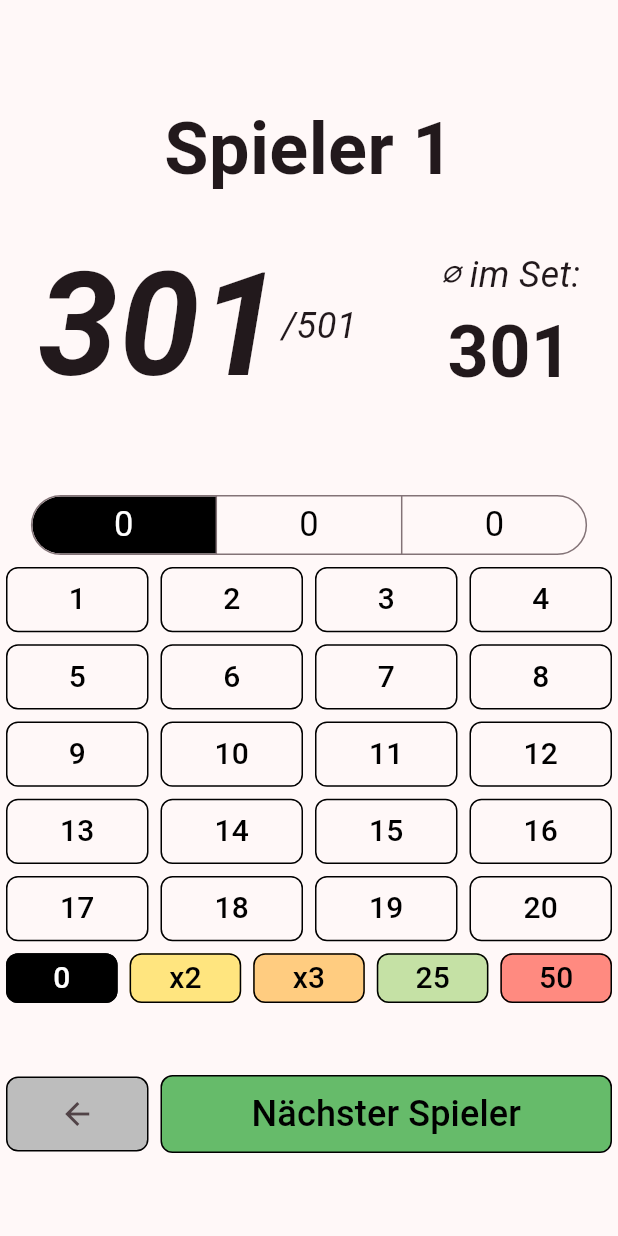
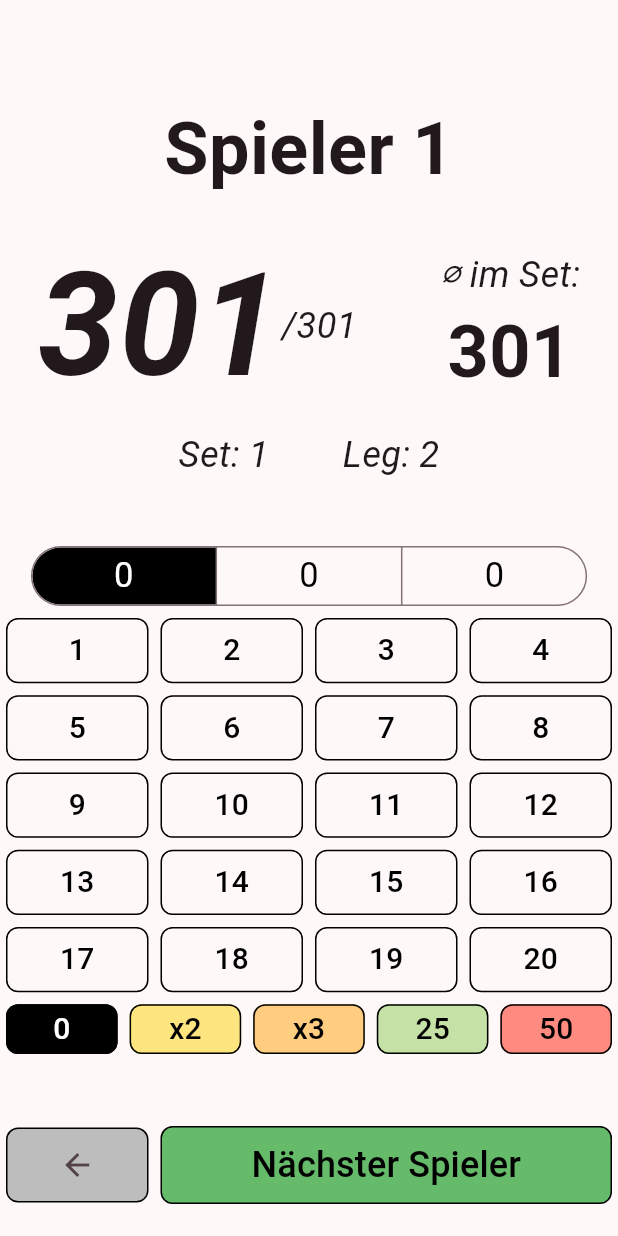
Before and after one commit to PassiSchoppi/DartPilot, a Flutter app: the GameScreen screen opened directly, after a tap on "Nächster Spieler", on a phone screen of 412 x 824 dp. Run offline on Flutter 3.47's test engine with Material 3 defaults, Android fonts, the phone set to English and light mode, and no system bars.

Commit message:
Fix overflow, show legs and sets

```diff
--- a/lib/game.dart
+++ b/lib/game.dart
@@ -5,7 +5,7 @@ import 'package:provider/provider.dart';
 import 'game_data.dart';
 import 'game_point_selector.dart';
 
-Widget generateNavigationRow() {
+Widget generateNavigationRow(BuildContext context) {
   GameData gameData = GameData();
 
   return Row(
@@ -35,7 +35,9 @@ Widget generateNavigationRow() {
             color: Colors.green.shade400,
           ),
           child: TextButton(
-            onPressed: gameData.nextPlayer,
+            onPressed: (){
+              gameData.nextPlayer(context);
+            },
             child: Text(
               "Nächster Spieler",
               style: TextStyle(
@@ -64,7 +66,7 @@ class GameScreen extends StatelessWidget {
               SizedBox(height: 40),
               Consumer<GameData>(builder: (context, gameData, child) {return PointSelector();}),
               SizedBox(height: 40),
-              generateNavigationRow(),
+              generateNavigationRow(context),
               SizedBox(height: 20),
             ],
           ),
--- a/lib/game_active_stats.dart
+++ b/lib/game_active_stats.dart
@@ -34,7 +34,7 @@ class ActiveStats extends StatelessWidget {
               ),
             );
           }),
-          Text('/501',
+          Text(gameData.is301 ? '/301' : '/501',
               style: TextStyle(fontSize: 24, fontStyle: FontStyle.italic)),
           Flexible(
               child: Padding(
@@ -55,7 +55,9 @@ class ActiveStats extends StatelessWidget {
             )
           )
         ],
-      )
+      ),
+      Text('Set: '+(gameData.activeSet+1).toString()+'        Leg: '+(gameData.activeLeg+1).toString(),
+          style: TextStyle(fontSize: 24, fontStyle: FontStyle.italic)),
     ]);
   }
 }
--- a/lib/game_data.dart
+++ b/lib/game_data.dart
@@ -1,3 +1,6 @@
+import 'package:dartpilot/zwischenBild.dart';
+import 'package:flutter/material.dart';
+import 'package:dartpilot/end.dart';
 import 'package:flutter/cupertino.dart';
 import 'game_point_selector.dart';
 
@@ -8,7 +11,7 @@ class GameData with ChangeNotifier {
     return _instance;
   }
 
-  void nextPlayer() {
+  void nextPlayer(BuildContext context) {
     if (activePlayer < numberOfPlayers - 1) {
       activePlayer += 1;
     } else {
@@ -16,6 +19,10 @@ class GameData with ChangeNotifier {
       calculateScores();
       if(playerScores[activePlayer] == 0){
         print("Leg gewonnen!");
+        Navigator.push(
+          context,
+          MaterialPageRoute(builder: (context) => ZwischenBild()),
+        );
       }else{
         // Alle Spieler haben jeweils 3 mal gewurfen
         print("Growing Legs");
@@ -63,6 +70,7 @@ class GameData with ChangeNotifier {
         for (int leggy = 0;
             leggy < playerScoresByRound[player][setty].length;
             leggy++) {
+          int befor_this_leg = playerScores[player];
           for (int throwIndex = 0;
               throwIndex < playerScoresByRound[player][setty][leggy].length;
               throwIndex++) {
@@ -74,6 +82,10 @@ class GameData with ChangeNotifier {
                       [throwIndex][0] *
                   playerScoresByRound[player][setty][leggy][throwIndex][1];
             }
+          }
+          // Wenn zu viele Punkte gewurfen wurden zählt das entsprechende Leg nicht
+          if(playerScores[player] < 0){
+            playerScores[player] = befor_this_leg;
           }
         }
       }
@@ -139,12 +151,12 @@ class GameData with ChangeNotifier {
               // Legs
               1,
               (indexSet) => List.generate(
-                  // Würfe
+                  // einer von 3 Würfen
                   3,
                   (indexB) => List.from([0, 1])),
-              growable: true // Sets
+              growable: true // Legs
               ),
-          growable: true // Legs
+          growable: true // Sets
           ));
   // Gewinner pro Runde
   List<int> winnerPerRound = List.generate(0, (index) => 0, growable: true);
```
Also changed, not shown: 2 other files.
